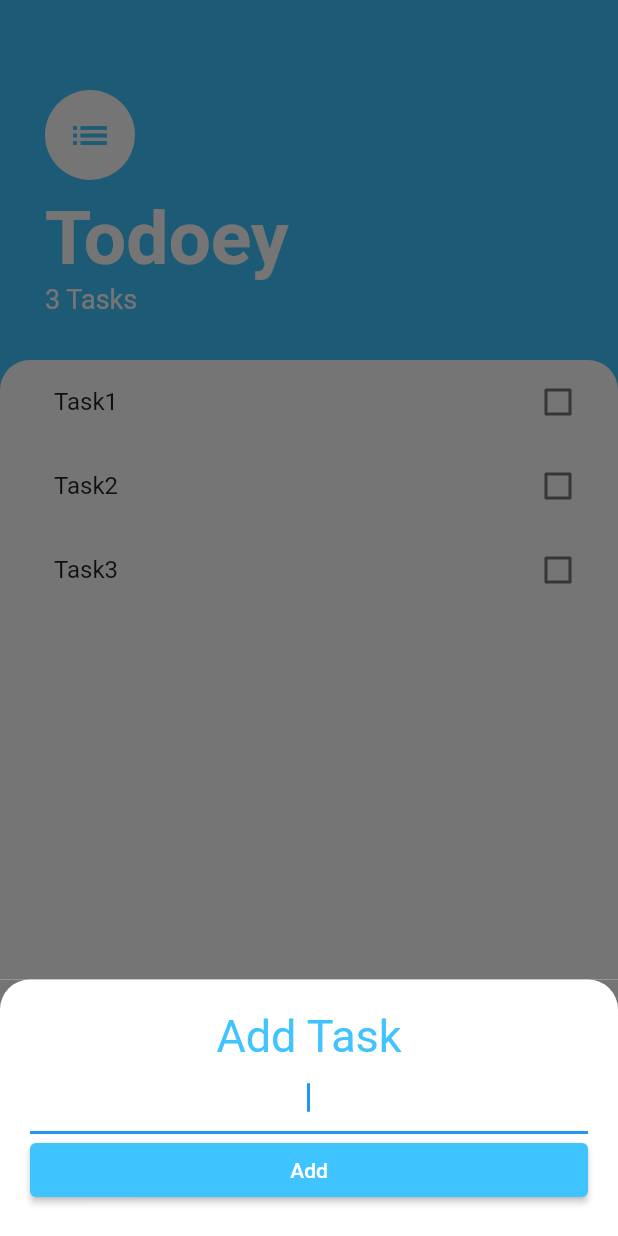
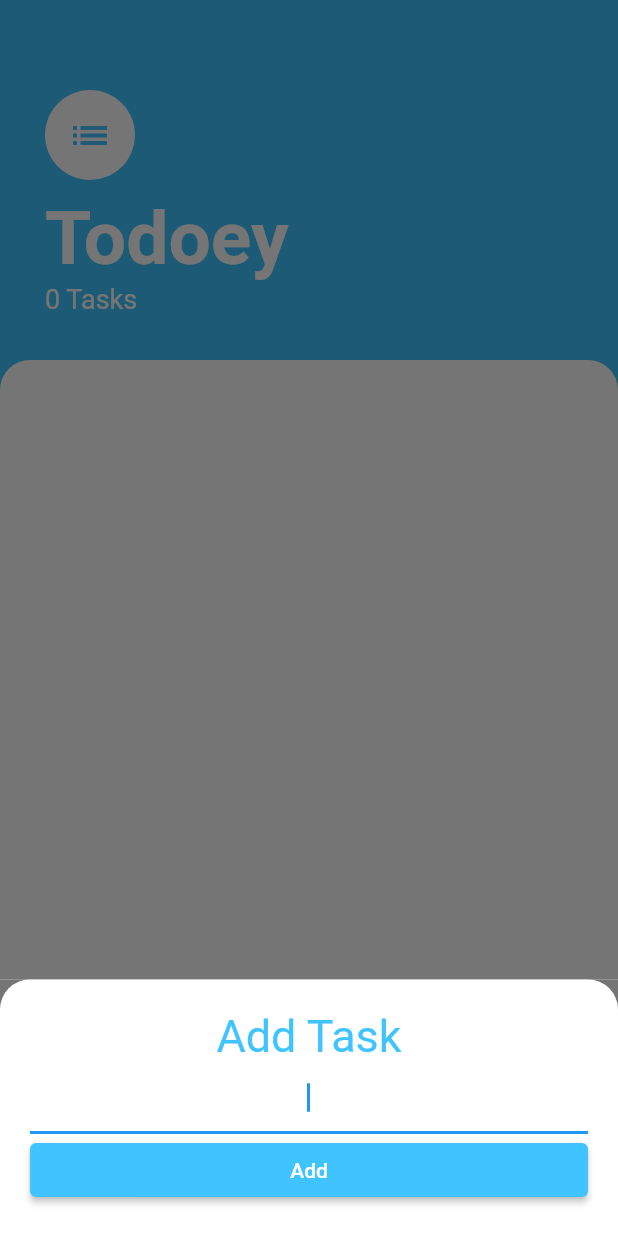
Before and after one commit to kevinle108/FlutterToDoApp_with_database, a Flutter app: the screen it shows after launch, after a tap on the "add" icon, on a phone screen of 412 x 824 dp. Run offline on Flutter 3.47's test engine with Material 2 defaults, Android fonts, the phone set to English and light mode, and no system bars; our stand-ins replace sqflite; accounts and stored records are empty.

Commit message:
working local storage

```diff
--- a/lib/db_helper.dart
+++ b/lib/db_helper.dart
@@ -26,16 +26,19 @@ class DbHelper {
     Database db = await _getDb();
     task.id = await db.insert(kTableTasks, task.toMap(),
         conflictAlgorithm: ConflictAlgorithm.replace);
+    print('inserted a task to db: taskName: ${task.taskName}');
     return task;
   }
 
   static Future<int> deleteTask(int id) async {
     Database db = await _getDb();
+    print('removed a task from db: taskID: ${id}');
     return await db.delete(kTableTasks, where: 'id = ?', whereArgs: [id]);
   }
 
   static Future<int> updateTask(Task task) async {
     Database db = await _getDb();
+    print('updated task to db: taskName: ${task.taskName}');
     return await db.update(kTableTasks, task.toMap(),
         where: 'id = ?', whereArgs: [task.id]);
   }
--- a/lib/main.dart
+++ b/lib/main.dart
@@ -8,12 +8,16 @@ void main() {
   runApp(MyApp());
 }
 class MyApp extends StatelessWidget {
-  const MyApp({Key? key}) : super(key: key);
 
   @override
   Widget build(BuildContext context) {
     return ChangeNotifierProvider(
-      create: (context) => TaskData(),
+      // create: (context) => TaskData(),
+      create: (context) {
+        TaskData taskData = TaskData();
+        taskData.getAllTasksFromDB();
+        return taskData;
+      },
       child: MaterialApp(
         home: TaskScreen(),
       ),
--- a/lib/models/task.dart
+++ b/lib/models/task.dart
@@ -1,8 +1,8 @@
 class Task {
-  final String taskName;
+  String taskName;
   bool isDone = false;
-  late final int id;
-  int idTracker = 0;
+  int id;
+
 
   Task({required this.taskName, required this.id, required this.isDone});
 
--- a/lib/models/task_data.dart
+++ b/lib/models/task_data.dart
@@ -2,32 +2,51 @@ import 'dart:collection';
 import 'dart:math';
 
 import 'package:flutter/foundation.dart';
+import 'package:todoey_flutter/db_helper.dart';
 import 'package:todoey_flutter/models/task.dart';
 
 class TaskData extends ChangeNotifier {
   //todo get tasks from db instead of hardcoding
-  List<Task> _tasks = [
-    Task(taskName: 'Task1', id: Random(0).nextInt(999), isDone: false),
-    Task(taskName: 'Task2', id: Random(0).nextInt(999), isDone: false),
-    Task(taskName: 'Task3', id: Random(0).nextInt(999), isDone: false),
-  ];
+  List<Task> _tasks = [];
+
+  int nextId = 1;
 
   int get taskCount => _tasks.length;
 
   UnmodifiableListView<Task> get tasks => UnmodifiableListView(_tasks);
 
+  void getAllTasksFromDB() async {
+    List<Task> tasks = await DbHelper.getAllTasks();
+    print('Done retrieving ${tasks.length} tasks from database');
+    _tasks = tasks;
+  }
+
+  // void updateIdTracker() {
+  //   if (_tasks.length == 0) nextId = 1;
+  //   else {
+  //     tasks.sort((a, b) => (a.id).compareTo(b.id));
+  //     nextId = _tasks.last.id;
+  //   }
+  // }
+
   void addTask(String newTaskTitle) {
-    _tasks.add(Task(taskName: newTaskTitle, id: Random(0).nextInt(999), isDone: false));
+    // Task newTask = Task(taskName: newTaskTitle, id: Random().nextInt(999), isDone: false);
+    Task newTask = Task(taskName: newTaskTitle, id: _tasks.length+1, isDone: false);
+    _tasks.add(newTask);
+    print('Created new task, taskName:${newTask.taskName}, id:${newTask.id}, isDone:${newTask.isDone}');
+    DbHelper.insertTask(newTask);
     notifyListeners();
   }
 
   void updateTask(Task task) {
     task.toggleDone();
+    DbHelper.updateTask(task);
     notifyListeners();
   }
 
   void deleteTask(Task task) {
     _tasks.remove(task);
+    DbHelper.deleteTask(task.id);
     notifyListeners();
   }
 }
```
Also changed, not shown: 1 other file.
